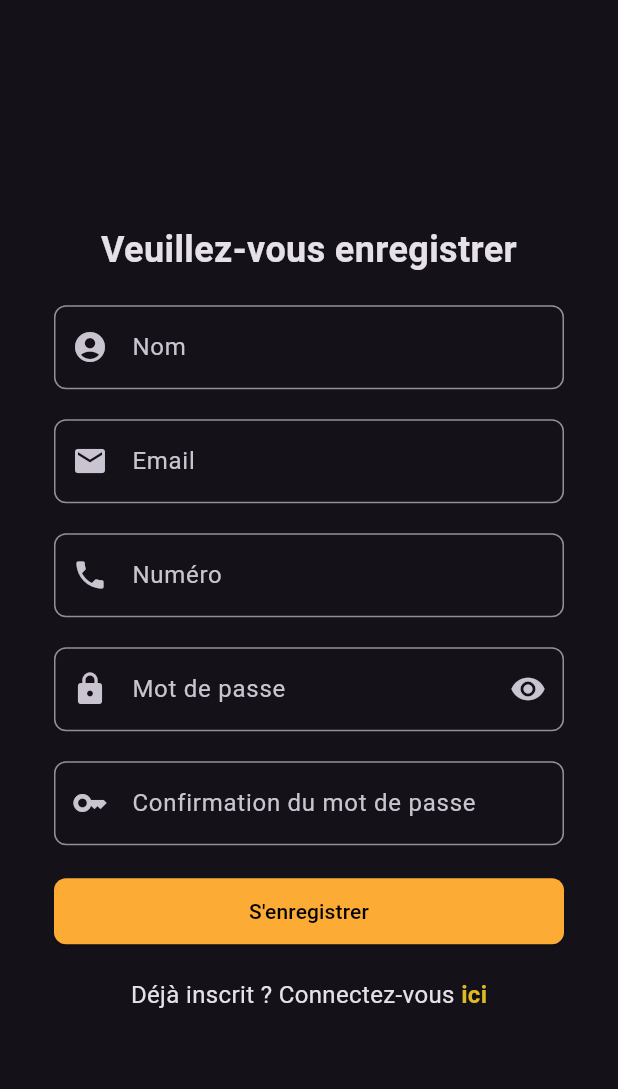
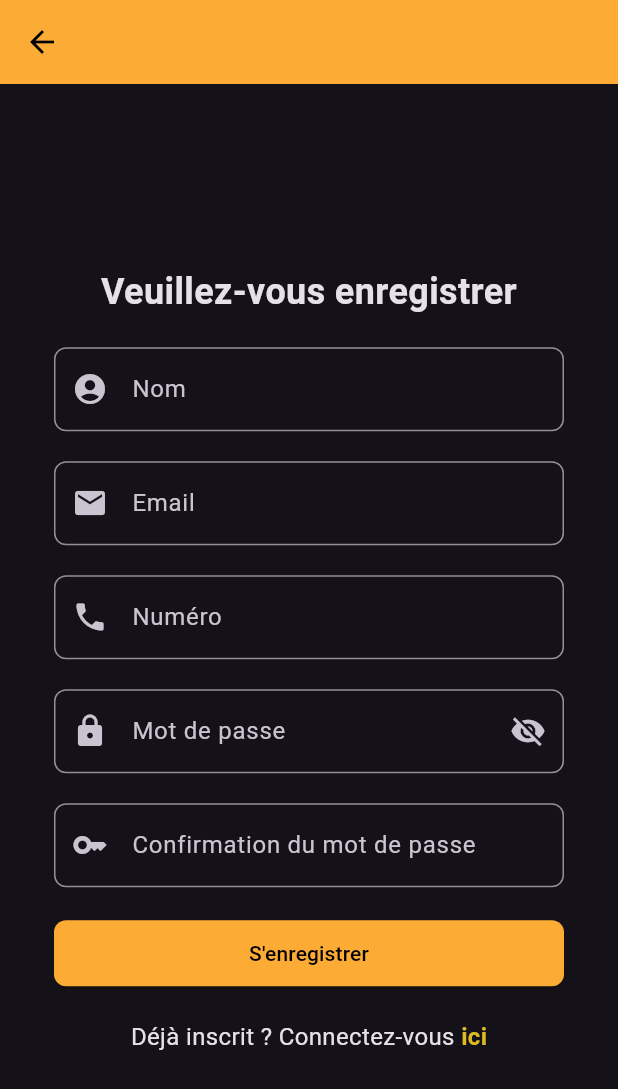
Before and after one commit to JojoKouam/causons_app, a Flutter app: the Register screen opened directly, on a phone screen of 412 x 824 dp. Shown: the top 1089 px of the screen. Run offline on Flutter 3.47's test engine with Material 3 defaults, Android fonts, the phone set to English and light mode, and no system bars; our stand-ins replace firebase_auth, firebase_core; accounts and stored records are empty.

Commit message:
[ADD] appBar in register

```diff
--- a/lib/auth/register.dart
+++ b/lib/auth/register.dart
@@ -1,5 +1,3 @@
-// ignore_for_file: use_build_context_synchronously
-
 import 'dart:developer';
 
 import 'package:causons/auth/authService.dart';
@@ -38,6 +36,16 @@ class _RegisterState extends State<Register> {
   @override
   Widget build(BuildContext context) {
     return Scaffold(
+      appBar: AppBar(
+        backgroundColor: const Color.fromARGB(255, 252, 171, 53), // AppBar transparent
+        elevation: 0,
+        leading: IconButton(
+          icon: const Icon(Icons.arrow_back, color: Colors.black),
+          onPressed: () {
+            Navigator.pop(context);
+          },
+        ),
+      ),
       body: Center(
         child: Container(
           margin: const EdgeInsets.all(20),
@@ -78,11 +86,11 @@ class _RegisterState extends State<Register> {
                   ),
                 ),
 
-                // Champ du numéro de phone
+                // Champ du numéro de téléphone
                 const SizedBox(height: 20),
                 TextFormField(
                   controller: _numero,
-                  keyboardType:TextInputType.phone, // le type de clavier
+                  keyboardType: TextInputType.phone, // le type de clavier
                   inputFormatters: <TextInputFormatter>[
                     FilteringTextInputFormatter.digitsOnly,
                   ],
@@ -99,7 +107,7 @@ class _RegisterState extends State<Register> {
                 const SizedBox(height: 20),
                 TextFormField(
                   controller: _pwd,
-                  obscureText: true, // Utilisation de l'état pour contrôler la visibilité
+                  obscureText: !voirmdp, // Utilisation de l'état pour contrôler la visibilité
                   decoration: InputDecoration(
                     prefixIcon: const Icon(Icons.lock),
                     labelText: 'Mot de passe',
@@ -107,10 +115,12 @@ class _RegisterState extends State<Register> {
                       borderRadius: BorderRadius.all(Radius.circular(8.0)),
                     ),
                     suffixIcon: IconButton(
-                      icon: const Icon(Icons.visibility,),
+                      icon: Icon(
+                        voirmdp ? Icons.visibility : Icons.visibility_off,
+                      ),
                       onPressed: () {
                         setState(() {
-                          voirmdp =!voirmdp; //la visibilité du mot de passe
+                          voirmdp = !voirmdp; // Change la visibilité du mot de passe
                         });
                       },
                     ),
@@ -140,13 +150,15 @@ class _RegisterState extends State<Register> {
                     }
                   },
                   style: ElevatedButton.styleFrom(
-                      foregroundColor: Colors.black, backgroundColor: const Color.fromARGB(255, 252, 171, 53),
+                    foregroundColor: Colors.black,
+                    backgroundColor: const Color.fromARGB(255, 252, 171, 53),
                     padding: const EdgeInsets.symmetric(vertical: 12),
                     shape: RoundedRectangleBorder(
                       borderRadius: BorderRadius.circular(8.0),
                     ),
                   ),
-                  child: const Text('S\'enregistrer'),),
+                  child: const Text('S\'enregistrer'),
+                ),
 
                 const SizedBox(height: 20),
                 Row(
@@ -154,17 +166,13 @@ class _RegisterState extends State<Register> {
                   children: [
                     const Text(
                       'Déjà inscrit ? Connectez-vous ',
-                  style: TextStyle(
-                    fontSize: 16,
-                  ),
+                      style: TextStyle(fontSize: 16),
                     ),
                     GestureDetector(
                       onTap: () {
                         Navigator.push(
                           context,
-                      MaterialPageRoute(
-                          builder: (context) => const Connexion(),
-                    ),
+                          MaterialPageRoute(builder: (context) => const Connexion()),
                         );
                       },
                       child: const Text(
@@ -186,24 +194,13 @@ class _RegisterState extends State<Register> {
     );
   }
 
-  // Fonction de redirection vers la page d'accueil
-  goToHome(BuildContext context) => Navigator.push(
-    context,
-    MaterialPageRoute(builder: (context) => const HomePage()),
-  );
-
-  // Fonction de redirection vers la page de connection
-  goToLogin(BuildContext context) => Navigator.push(
-    context,
-    MaterialPageRoute(builder: (context) => const Connexion()),
-  );
-
   // Fonction de connexion
   _signup() async {
     final user = await _auth.createUserWithEmailAndPassword(_email.text, _pwd.text);
-    if(user != null) {
+    if (user != null) {
       log("User created");
-      goToHome(context);
+      // ignore: use_build_context_synchronously
+      Navigator.push(context, MaterialPageRoute(builder: (context) => const HomePage()));
     }
   }
 }
```
Lines whose indentation alone changed are shown as unchanged.
